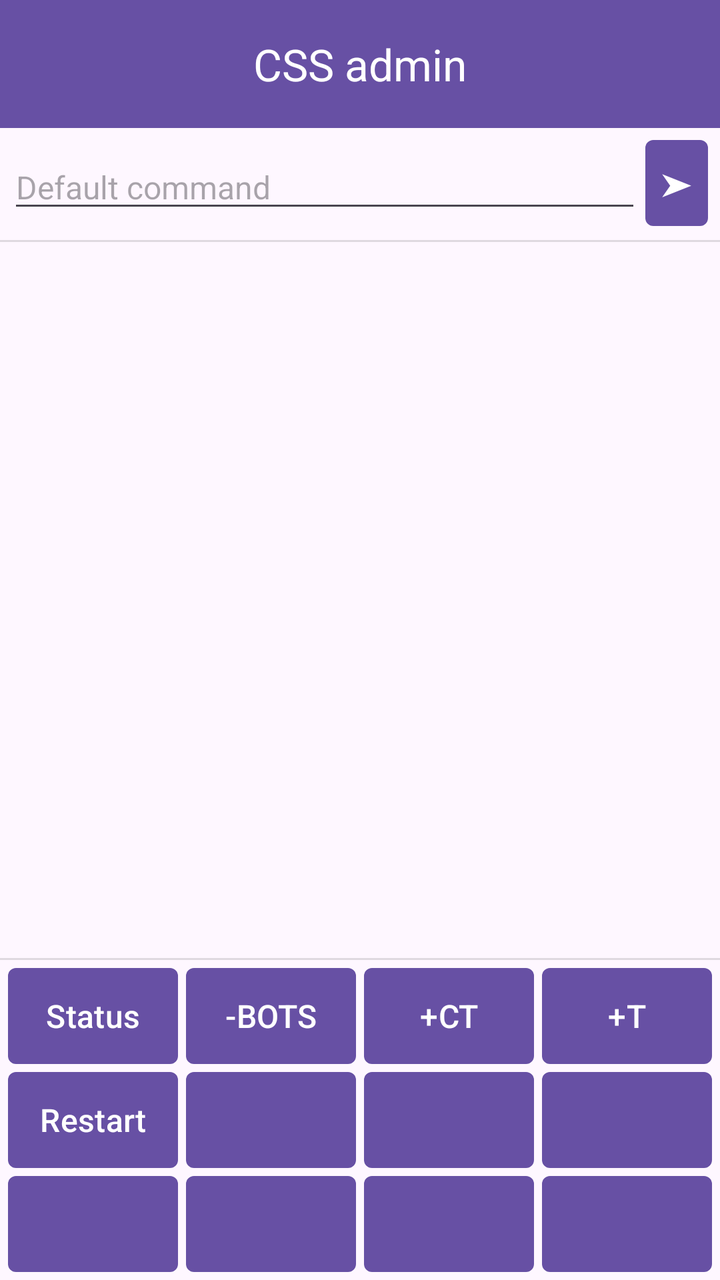
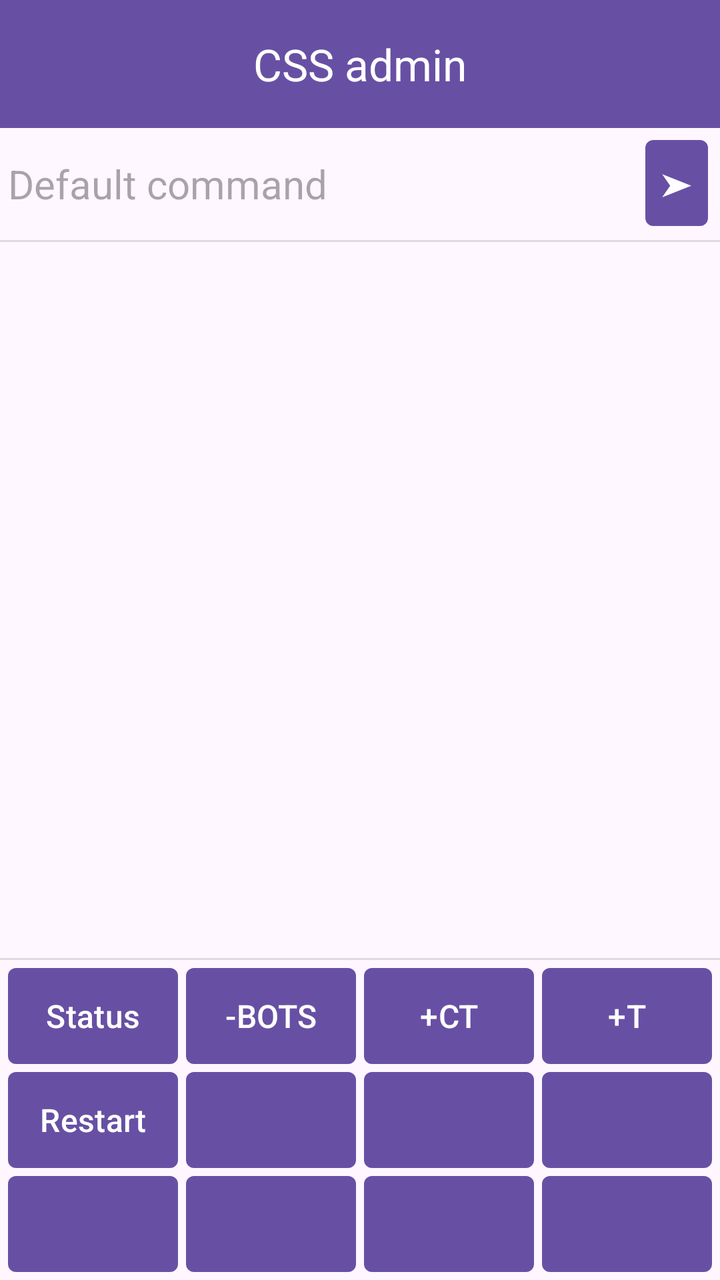

Before-and-after screenshots of an Android layout around one commit, followed by the original layout XML and the change that was made.
<!-- AndroidManifest.xml: application theme Theme.RCONGraphicalClient -->
<!-- res/layout/activity_main.xml -->
<?xml version="1.0" encoding="utf-8"?>
<androidx.constraintlayout.widget.ConstraintLayout xmlns:android="http://schemas.android.com/apk/res/android"
    xmlns:app="http://schemas.android.com/apk/res-auto"
    xmlns:tools="http://schemas.android.com/tools"
    android:id="@+id/activityMain"
    android:layout_width="match_parent"
    android:layout_height="match_parent"
    tools:context="MainActivity">

    <com.google.android.material.appbar.MaterialToolbar
        android:id="@+id/toolbar"
        android:layout_width="match_parent"
        android:layout_height="wrap_content"
        android:background="?attr/colorPrimary"
        android:minHeight="?attr/actionBarSize"
        android:theme="?attr/actionBarTheme"
        app:layout_constraintEnd_toEndOf="parent"
        app:layout_constraintHeight_percent="@fraction/toolbar_height_percent"
        app:layout_constraintStart_toStartOf="parent"
        app:layout_constraintTop_toTopOf="parent"
        app:subtitleCentered="true"
        app:subtitleTextColor="@color/white"
        app:title="@string/app_name" />

    <LinearLayout
        android:id="@+id/constraintLayoutMainContent"
        android:layout_width="0dp"
        android:layout_height="0dp"
        android:orientation="vertical"
        android:divider="?android:attr/dividerHorizontal"
        android:showDividers="middle"
        app:layout_constraintBottom_toBottomOf="parent"
        app:layout_constraintEnd_toEndOf="parent"
        app:layout_constraintStart_toStartOf="parent"
        app:layout_constraintTop_toBottomOf="@+id/toolbar">

        <LinearLayout
            android:layout_width="match_parent"
            android:layout_height="wrap_content"
            android:orientation="horizontal"
            android:padding="4dp">

            <EditText
                android:id="@+id/etCommand"
                android:layout_width="0dp"
                android:layout_height="wrap_content"
                android:layout_gravity="center_vertical"
                android:layout_weight="9"
                android:hint="@string/default_command"
                android:imeOptions="actionSend"
                android:inputType="text"
                android:textSize="16sp"
                android:importantForAutofill="no" />

            <Button
                android:id="@+id/btnSend"
                android:layout_width="0dp"
                android:layout_height="wrap_content"
                android:layout_gravity="center_vertical"
                android:layout_weight="1"
                android:insetBottom="3dp"
                android:text="@string/run_command_sign" />
        </LinearLayout>

        <ScrollView
            android:id="@+id/scrollLog"
            android:layout_width="match_parent"
            android:layout_height="0dp"
            android:layout_weight="1">

            <HorizontalScrollView
                android:layout_width="match_parent"
                android:layout_height="wrap_content">

                <TextView
                    android:id="@+id/tvLog"
                    android:layout_width="wrap_content"
                    android:layout_height="wrap_content"
                    android:fontFamily="monospace"
                    android:padding="8dp"
                    android:text=""
                    android:textSize="14sp"
                    android:textStyle="bold" />

            </HorizontalScrollView>
        </ScrollView>
        <androidx.constraintlayout.widget.ConstraintLayout
            android:layout_width="match_parent"
            android:layout_height="wrap_content"
            android:padding="4dp">

            <Button
                android:id="@+id/button1"
                android:layout_width="0dp"
                android:layout_height="wrap_content"
                android:insetLeft="0dp"
                android:insetTop="0dp"
                android:insetRight="0dp"
                android:insetBottom="0dp"
                android:text="@string/status" />

            <Button
                android:id="@+id/button2"
                android:layout_width="0dp"
                android:layout_height="wrap_content"
                android:insetLeft="0dp"
                android:insetTop="0dp"
                android:insetRight="0dp"
                android:insetBottom="0dp"
                android:text="@string/bots_kick_all_short" />

            <Button
                android:id="@+id/button3"
                android:layout_width="0dp"
                android:layout_height="wrap_content"
                android:insetLeft="0dp"
                android:insetTop="0dp"
                android:insetRight="0dp"
                android:insetBottom="0dp"
                android:text="@string/bots_add_ct" />

            <Button
                android:id="@+id/button4"
                android:layout_width="0dp"
                android:layout_height="wrap_content"
                android:insetLeft="0dp"
                android:insetTop="0dp"
                android:insetRight="0dp"
                android:insetBottom="0dp"
                android:text="@string/bots_add_t" />

            <Button
                android:id="@+id/button5"
                android:layout_width="0dp"
                android:layout_height="wrap_content"
                android:insetLeft="0dp"
                android:insetTop="0dp"
                android:insetRight="0dp"
                android:insetBottom="0dp"
                android:text="@string/restart_game_short" />

            <Button
                android:id="@+id/button6"
                android:layout_width="0dp"
                android:layout_height="wrap_content"
                android:insetLeft="0dp"
                android:insetTop="0dp"
                android:insetRight="0dp"
                android:insetBottom="0dp" />

            <Button
                android:id="@+id/button7"
                android:layout_width="0dp"
                android:layout_height="wrap_content"
                android:insetLeft="0dp"
                android:insetTop="0dp"
                android:insetRight="0dp"
                android:insetBottom="0dp" />

            <Button
                android:id="@+id/button8"
                android:layout_width="0dp"
                android:layout_height="wrap_content"
                android:insetLeft="0dp"
                android:insetTop="0dp"
                android:insetRight="0dp"
                android:insetBottom="0dp" />

            <Button
                android:id="@+id/button9"
                android:layout_width="0dp"
                android:layout_height="wrap_content"
                android:insetLeft="0dp"
                android:insetTop="0dp"
                android:insetRight="0dp"
                android:insetBottom="0dp" />

            <Button
                android:id="@+id/button10"
                android:layout_width="0dp"
                android:layout_height="wrap_content"
                android:insetLeft="0dp"
                android:insetTop="0dp"
                android:insetRight="0dp"
                android:insetBottom="0dp" />

            <Button
                android:id="@+id/button11"
                android:layout_width="0dp"
                android:layout_height="wrap_content"
                android:insetLeft="0dp"
                android:insetTop="0dp"
                android:insetRight="0dp"
                android:insetBottom="0dp" />

            <Button
                android:id="@+id/button12"
                android:layout_width="0dp"
                android:layout_height="wrap_content"
                android:insetLeft="0dp"
                android:insetTop="0dp"
                android:insetRight="0dp"
                android:insetBottom="0dp" />

            <androidx.constraintlayout.helper.widget.Flow
                android:id="@+id/flowButtons"
                android:layout_width="match_parent"
                android:layout_height="wrap_content"
                app:constraint_referenced_ids="button1,button2,button3,button4,button5,button6,button7,button8,button9,button10,button11,button12"
                app:flow_wrapMode="chain"
                app:flow_maxElementsWrap="4"
                app:flow_horizontalStyle="spread"
                app:flow_verticalStyle="spread"
                app:flow_horizontalGap="4dp"
                app:flow_verticalGap="4dp"
                app:layout_constraintTop_toTopOf="parent"
                app:layout_constraintStart_toStartOf="parent"
                app:layout_constraintEnd_toEndOf="parent" />

        </androidx.constraintlayout.widget.ConstraintLayout>

    </LinearLayout>


</androidx.constraintlayout.widget.ConstraintLayout>
<!-- resources referenced by this layout -->
<resources>
  <color name="white">#FFFFFFFF</color>
  <string name="app_name" translatable="false">CSS admin</string>
  <string name="bots_add_ct">+CT</string>
  <string name="bots_add_t">+T</string>
  <string name="bots_kick_all_short">-BOTS</string>
  <string name="default_command">Default command</string>
  <string name="restart_game_short">Restart</string>
  <string name="run_command_sign" translatable="false">➤</string>
  <string name="status">Status</string>
  <style name="Theme.RCONGraphicalClient" parent="Base.Theme.RCONGraphicalClient" />
  <style name="Base.Theme.RCONGraphicalClient" parent="Theme.Material3.DayNight.NoActionBar">
          
          
          <item name="materialButtonStyle">@style/NormalButton</item>
          <item name="alertDialogTheme">@style/NormalDialogStyle</item>
          <item name="toolbarStyle">@style/NormalToolbarStyle</item>
      </style>
  <style name="NormalButton" parent="BaseButtonStyle">
      </style>
  <style name="NormalDialogStyle" parent="BaseDialogStyle">
      </style>
  <style name="NormalToolbarStyle" parent="Widget.Material3.Toolbar">
          <item name="titleTextColor">@color/white</item>
          <item name="android:titleTextAppearance">@style/NormalToolbarTitleTextAppearance</item>
          <item name="titleCentered">true</item>
      </style>
  <style name="BaseButtonStyle" parent="Widget.Material3.Button">
          <item name="cornerRadius">4dp</item>
          <item name="android:padding">4dp</item>
          <item name="android:insetRight">2dp</item>
          <item name="android:insetLeft">2dp</item>
          <item name="android:insetTop">2dp</item>
          <item name="android:insetBottom">2dp</item>
          <item name="android:textColor">@color/white</item>
          <item name="android:textSize">16sp</item>
      </style>
  <style name="BaseDialogStyle" parent="Theme.Material3.DayNight.Dialog.Alert">
          <item name="android:textSize">20sp</item>
      </style>
  <style name="NormalToolbarTitleTextAppearance" parent="TextAppearance.Material3.TitleMedium">
          <item name="android:textColor">@color/white</item>
          <item name="android:textStyle">bold</item>
      </style>
</resources>

<!-- the commit's change to res/layout/activity_main.xml (unified diff, before → after) -->
@@ -40,17 +40,19 @@
             android:orientation="horizontal"
             android:padding="4dp">
 
-            <EditText
+            <AutoCompleteTextView
                 android:id="@+id/etCommand"
                 android:layout_width="0dp"
-                android:layout_height="wrap_content"
+                android:layout_height="match_parent"
                 android:layout_gravity="center_vertical"
                 android:layout_weight="9"
+                android:background="@null"
+                android:completionThreshold="1"
+                android:gravity="center_vertical"
                 android:hint="@string/default_command"
                 android:imeOptions="actionSend"
                 android:inputType="text"
-                android:textSize="16sp"
-                android:importantForAutofill="no" />
+                android:textSize="20sp" />
 
             <Button
                 android:id="@+id/btnSend"
